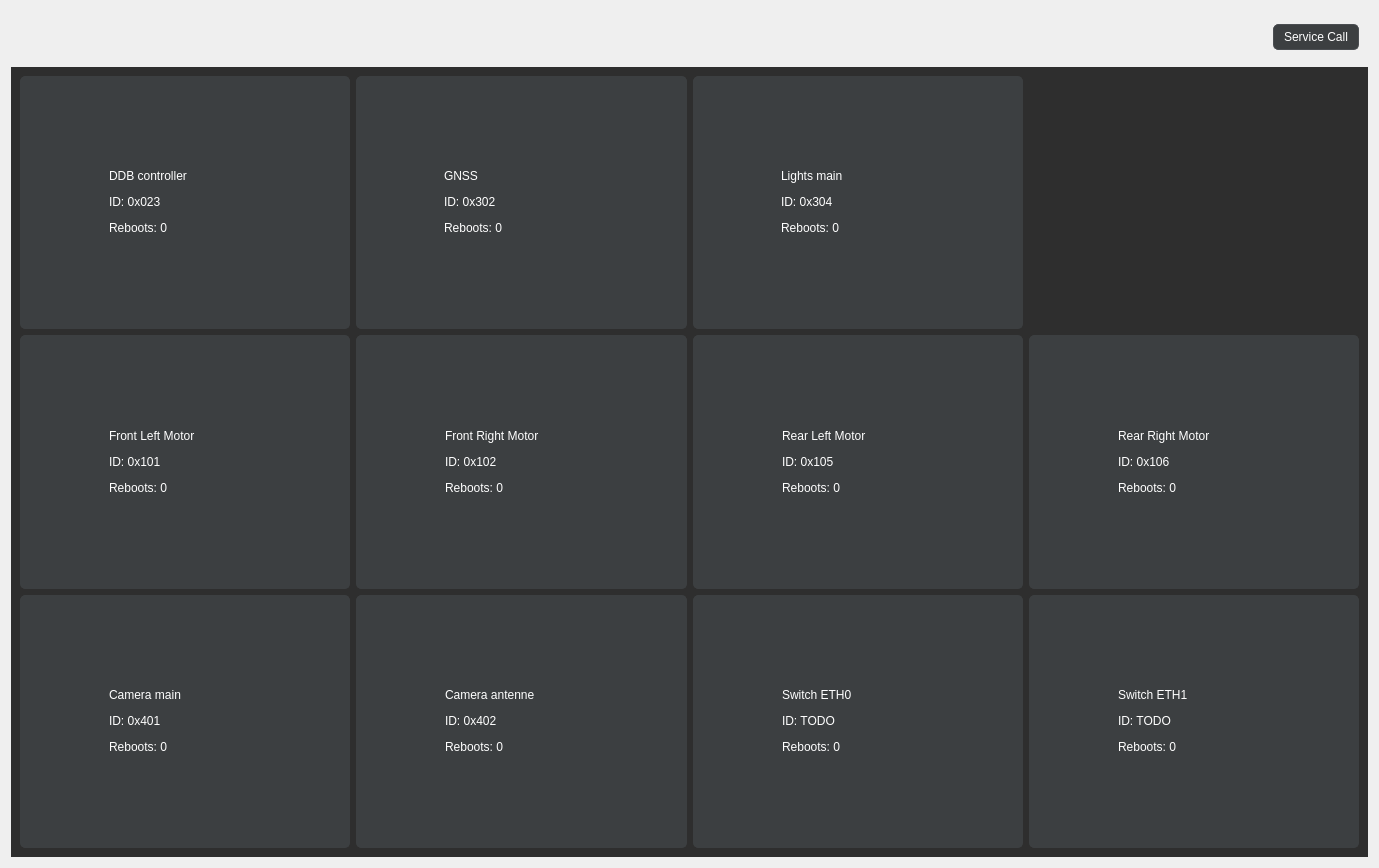
This is rover_gui/ui/ui/DeviceStatus.ui in robotique-udes/rover as Qt 5 draws it before an edit. The edited form follows.
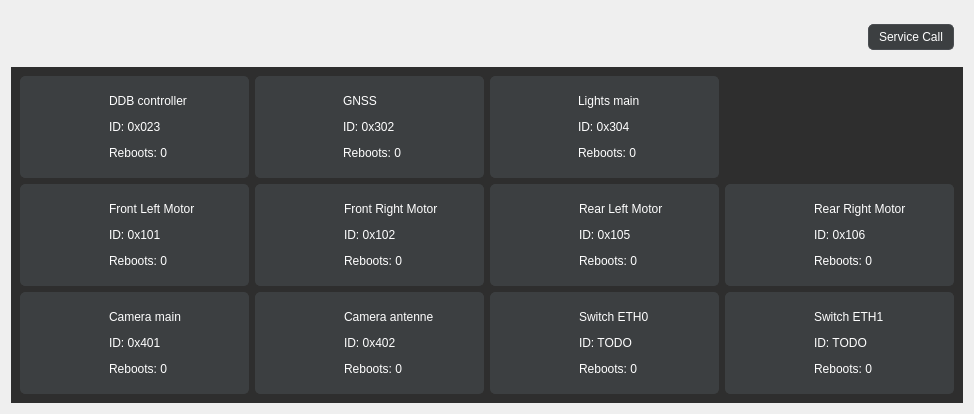
This is the edited form. Icons and pictures are not drawn.

Commit message: remove word wrap for QLabel

```diff
--- a/rover_gui/ui/ui/DeviceStatus.ui
+++ b/rover_gui/ui/ui/DeviceStatus.ui
@@ -6,8 +6,8 @@
    <rect>
     <x>0</x>
     <y>0</y>
-    <width>1379</width>
-    <height>868</height>
+    <width>974</width>
+    <height>414</height>
    </rect>
   </property>
   <property name="windowTitle">
@@ -78,7 +78,7 @@
             <string>&lt;html&gt;&lt;head/&gt;&lt;body&gt;&lt;p&gt;Switch ETH0&lt;/p&gt;&lt;p&gt;ID: TODO&lt;/p&gt;&lt;p&gt;Reboots: 0&lt;/p&gt;&lt;/body&gt;&lt;/html&gt;</string>
            </property>
            <property name="wordWrap">
-            <bool>true</bool>
+            <bool>false</bool>
            </property>
           </widget>
          </item>
@@ -143,7 +143,7 @@
             <string>&lt;html&gt;&lt;head/&gt;&lt;body&gt;&lt;p&gt;Front Left Motor&lt;/p&gt;&lt;p&gt;ID: 0x101&lt;/p&gt;&lt;p&gt;Reboots: 0&lt;/p&gt;&lt;/body&gt;&lt;/html&gt;</string>
            </property>
            <property name="wordWrap">
-            <bool>true</bool>
+            <bool>false</bool>
            </property>
           </widget>
          </item>
@@ -204,8 +204,11 @@
            <property name="text">
             <string>&lt;html&gt;&lt;head/&gt;&lt;body&gt;&lt;p&gt;DDB controller&lt;/p&gt;&lt;p&gt;ID: 0x023&lt;/p&gt;&lt;p&gt;Reboots: 0&lt;/p&gt;&lt;/body&gt;&lt;/html&gt;</string>
            </property>
+           <property name="textFormat">
+            <enum>Qt::AutoText</enum>
+           </property>
            <property name="wordWrap">
-            <bool>true</bool>
+            <bool>false</bool>
            </property>
           </widget>
          </item>
@@ -264,7 +267,7 @@
             <string>&lt;html&gt;&lt;head/&gt;&lt;body&gt;&lt;p&gt;Rear Right Motor&lt;/p&gt;&lt;p&gt;ID: 0x106&lt;/p&gt;&lt;p&gt;Reboots: 0&lt;/p&gt;&lt;/body&gt;&lt;/html&gt;</string>
            </property>
            <property name="wordWrap">
-            <bool>true</bool>
+            <bool>false</bool>
            </property>
           </widget>
          </item>
@@ -292,7 +295,7 @@
             <string>&lt;html&gt;&lt;head/&gt;&lt;body&gt;&lt;p&gt;Lights main&lt;/p&gt;&lt;p&gt;ID: 0x304&lt;/p&gt;&lt;p&gt;Reboots: 0&lt;/p&gt;&lt;/body&gt;&lt;/html&gt;</string>
            </property>
            <property name="wordWrap">
-            <bool>true</bool>
+            <bool>false</bool>
            </property>
           </widget>
          </item>
@@ -385,7 +388,7 @@
             <string>&lt;html&gt;&lt;head/&gt;&lt;body&gt;&lt;p&gt;Camera main&lt;/p&gt;&lt;p&gt;ID: 0x401&lt;/p&gt;&lt;p&gt;Reboots: 0&lt;/p&gt;&lt;/body&gt;&lt;/html&gt;</string>
            </property>
            <property name="wordWrap">
-            <bool>true</bool>
+            <bool>false</bool>
            </property>
           </widget>
          </item>
@@ -410,7 +413,7 @@
             <string>&lt;html&gt;&lt;head/&gt;&lt;body&gt;&lt;p&gt;Front Right Motor&lt;/p&gt;&lt;p&gt;ID: 0x102&lt;/p&gt;&lt;p&gt;Reboots: 0&lt;/p&gt;&lt;/body&gt;&lt;/html&gt;</string>
            </property>
            <property name="wordWrap">
-            <bool>true</bool>
+            <bool>false</bool>
            </property>
           </widget>
          </item>
@@ -503,7 +506,7 @@
             <string>&lt;html&gt;&lt;head/&gt;&lt;body&gt;&lt;p&gt;Camera antenne&lt;/p&gt;&lt;p&gt;ID: 0x402&lt;/p&gt;&lt;p&gt;Reboots: 0&lt;/p&gt;&lt;/body&gt;&lt;/html&gt;</string>
            </property>
            <property name="wordWrap">
-            <bool>true</bool>
+            <bool>false</bool>
            </property>
           </widget>
          </item>
@@ -531,7 +534,7 @@
             <string>&lt;html&gt;&lt;head/&gt;&lt;body&gt;&lt;p&gt;GNSS&lt;/p&gt;&lt;p&gt;ID: 0x302&lt;/p&gt;&lt;p&gt;Reboots: 0&lt;/p&gt;&lt;/body&gt;&lt;/html&gt;</string>
            </property>
            <property name="wordWrap">
-            <bool>true</bool>
+            <bool>false</bool>
            </property>
           </widget>
          </item>
@@ -624,7 +627,7 @@
             <string>&lt;html&gt;&lt;head/&gt;&lt;body&gt;&lt;p&gt;Switch ETH1&lt;/p&gt;&lt;p&gt;ID: TODO&lt;/p&gt;&lt;p&gt;Reboots: 0&lt;/p&gt;&lt;/body&gt;&lt;/html&gt;</string>
            </property>
            <property name="wordWrap">
-            <bool>true</bool>
+            <bool>false</bool>
            </property>
           </widget>
          </item>
@@ -683,7 +686,7 @@
             <string>&lt;html&gt;&lt;head/&gt;&lt;body&gt;&lt;p&gt;Rear Left Motor&lt;/p&gt;&lt;p&gt;ID: 0x105&lt;/p&gt;&lt;p&gt;Reboots: 0&lt;/p&gt;&lt;/body&gt;&lt;/html&gt;</string>
            </property>
            <property name="wordWrap">
-            <bool>true</bool>
+            <bool>false</bool>
            </property>
           </widget>
          </item>
```
